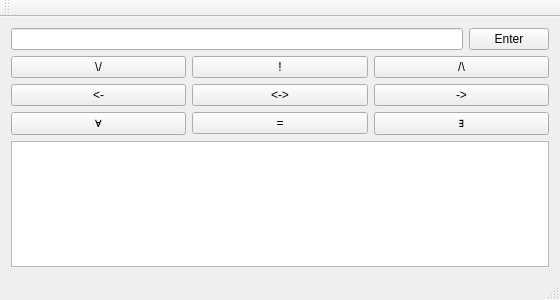
Before: the Qt Designer form MainWindow.ui in MarisaKirisame/QTheoremProver, drawn with Qt 5.
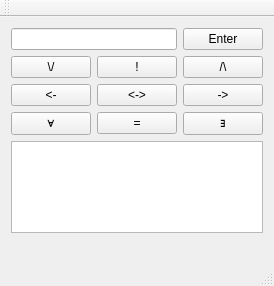
After: the same form once the commit is applied.

Commit message: change gui.add Proof Model.

```diff
--- a/MainWindow.ui
+++ b/MainWindow.ui
@@ -6,8 +6,8 @@
    <rect>
     <x>0</x>
     <y>0</y>
-    <width>560</width>
-    <height>300</height>
+    <width>272</width>
+    <height>286</height>
    </rect>
   </property>
   <property name="windowTitle">
@@ -107,6 +107,19 @@
     <item>
      <widget class="QTreeView" name="treeView"/>
     </item>
+    <item>
+     <widget class="QLabel" name="label">
+      <property name="layoutDirection">
+       <enum>Qt::LeftToRight</enum>
+      </property>
+      <property name="text">
+       <string/>
+      </property>
+      <property name="alignment">
+       <set>Qt::AlignRight|Qt::AlignTrailing|Qt::AlignVCenter</set>
+      </property>
+     </widget>
+    </item>
    </layout>
   </widget>
   <widget class="QMenuBar" name="menuBar">
```
Left out of the diff: 2 changed lines with no effect on the pictures. The commit also changes 6 other files.
